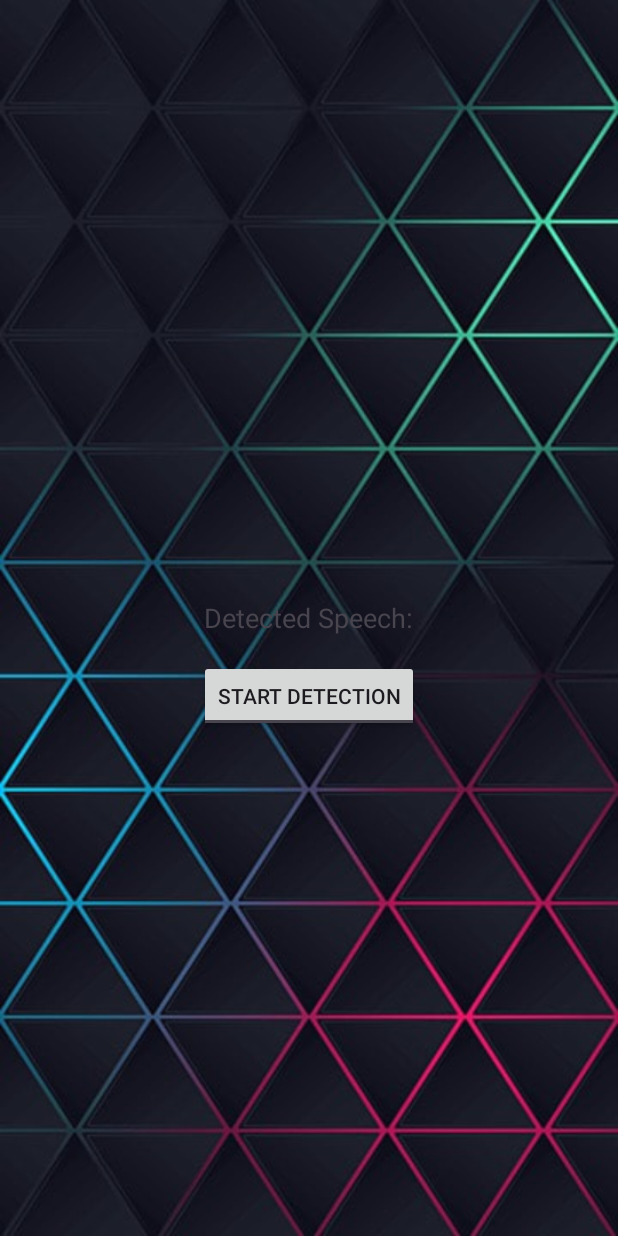
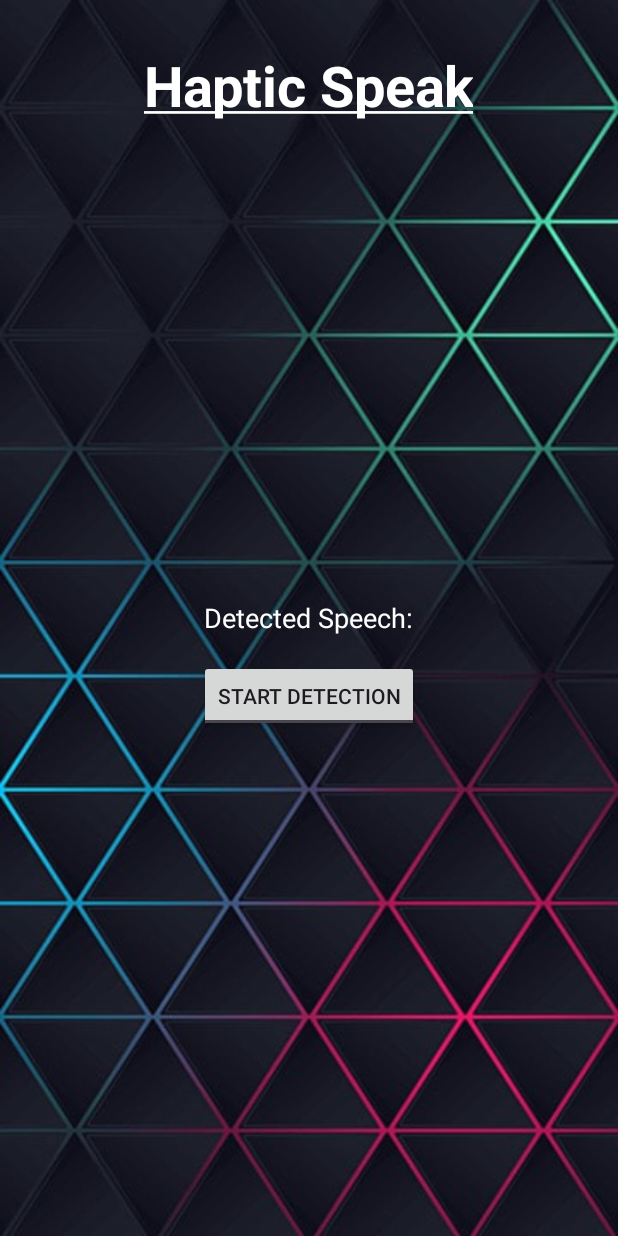
Before and after one commit to MuAbCh/HapticSpeak, an Android app: the screen it shows after launch (MainActivity), on a phone screen of 412 x 824 dp. Run offline under Robolectric (Android 15) with nearby library versions, the phone set to English and light mode, and no system bars; our stand-ins replace navigation-ui.

Commit message:
updated the UI. We also tested the text to speech and it works perfeclty fine on the HDK

```diff
--- a/app/src/main/java/com/example/hapticspeak/MainActivity.kt
+++ b/app/src/main/java/com/example/hapticspeak/MainActivity.kt
@@ -22,6 +22,8 @@ import androidx.core.app.ActivityCompat
 import androidx.core.content.ContextCompat
 import android.content.Intent
 import java.util.Locale
+import android.graphics.Typeface
+import android.graphics.Paint
 
 class MainActivity : AppCompatActivity() {
 
@@ -58,6 +60,14 @@ class MainActivity : AppCompatActivity() {
                 stopListening()
             }
         }
+
+        // Set title TextView properties
+        val titleTextView: TextView = findViewById(R.id.titleTextView)
+        titleTextView.text = "Haptic Speak"
+        titleTextView.setTextColor(ContextCompat.getColor(this, android.R.color.white))
+        titleTextView.textSize = 37f
+        titleTextView.setTypeface(null, Typeface.BOLD)
+        titleTextView.paintFlags = titleTextView.paintFlags or Paint.UNDERLINE_TEXT_FLAG
     }
 
     private fun startListening() {
--- a/app/src/main/res/layout/activity_main.xml
+++ b/app/src/main/res/layout/activity_main.xml
@@ -9,13 +9,27 @@
     tools:context=".MainActivity">
 
     <TextView
+        android:id="@+id/titleTextView"
+        android:layout_width="wrap_content"
+        android:layout_height="wrap_content"
+        android:text="Haptic Speak"
+        android:textColor="@android:color/white"
+        android:textSize="37sp"
+        android:layout_centerHorizontal="true"
+        android:layout_marginTop="16dp"/>
+
+    <!-- Detected Speech TextView -->
+    <TextView
         android:id="@+id/speechTextView"
         android:layout_width="wrap_content"
         android:layout_height="wrap_content"
         android:text="Detected Speech:"
+        android:textColor="@android:color/white"
         android:textSize="18sp"
-        android:layout_centerInParent="true"/>
+        android:layout_centerInParent="true"
+        android:layout_marginTop="16dp"/>
 
+    <!-- Toggle Button -->
     <ToggleButton
         android:id="@+id/speechToggleButton"
         android:layout_width="wrap_content"
@@ -27,36 +41,3 @@
         android:layout_marginTop="16dp"/>
 
 </RelativeLayout>
-
-<!--<androidx.coordinatorlayout.widget.CoordinatorLayout xmlns:android="http://schemas.android.com/apk/res/android"-->
-<!--    xmlns:app="http://schemas.android.com/apk/res-auto"-->
-<!--    xmlns:tools="http://schemas.android.com/tools"-->
-<!--    android:layout_width="match_parent"-->
-<!--    android:layout_height="match_parent"-->
-<!--    android:fitsSystemWindows="true"-->
-<!--    tools:context=".MainActivity">-->
-
-<!--    <com.google.android.material.appbar.AppBarLayout-->
-<!--        android:layout_width="match_parent"-->
-<!--        android:layout_height="wrap_content"-->
-<!--        android:fitsSystemWindows="true">-->
-
-<!--        <com.google.android.material.appbar.MaterialToolbar-->
-<!--            android:id="@+id/toolbar"-->
-<!--            android:layout_width="match_parent"-->
-<!--            android:layout_height="?attr/actionBarSize" />-->
-
-<!--    </com.google.android.material.appbar.AppBarLayout>-->
-
-<!--    <include layout="@layout/content_main" />-->
-
-<!--    <com.google.android.material.floatingactionbutton.FloatingActionButton-->
-<!--        android:id="@+id/fab"-->
-<!--        android:layout_width="wrap_content"-->
-<!--        android:layout_height="wrap_content"-->
-<!--        android:layout_gravity="bottom|end"-->
-<!--        android:layout_marginEnd="@dimen/fab_margin"-->
-<!--        android:layout_marginBottom="16dp"-->
-<!--        app:srcCompat="@android:drawable/ic_dialog_email" />-->
-
-<!--</androidx.coordinatorlayout.widget.CoordinatorLayout>-->
```
